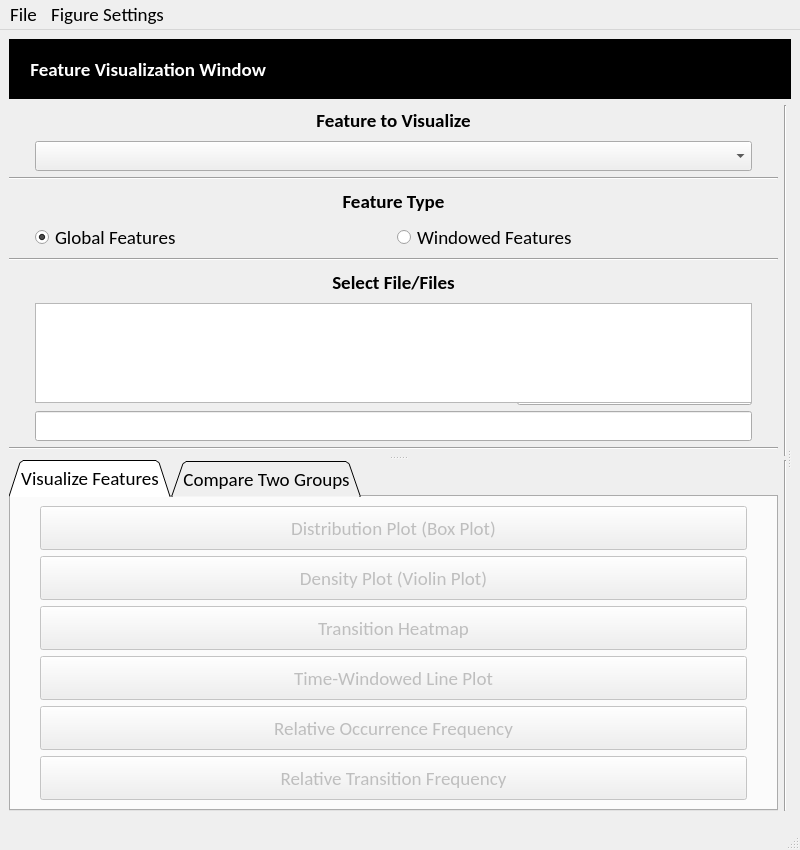
The window that EEG_COMET/ui/FeatureVisualizationWindow.ui (eeg-comet/eeg-comet) describes before a commit, drawn with Qt 5.
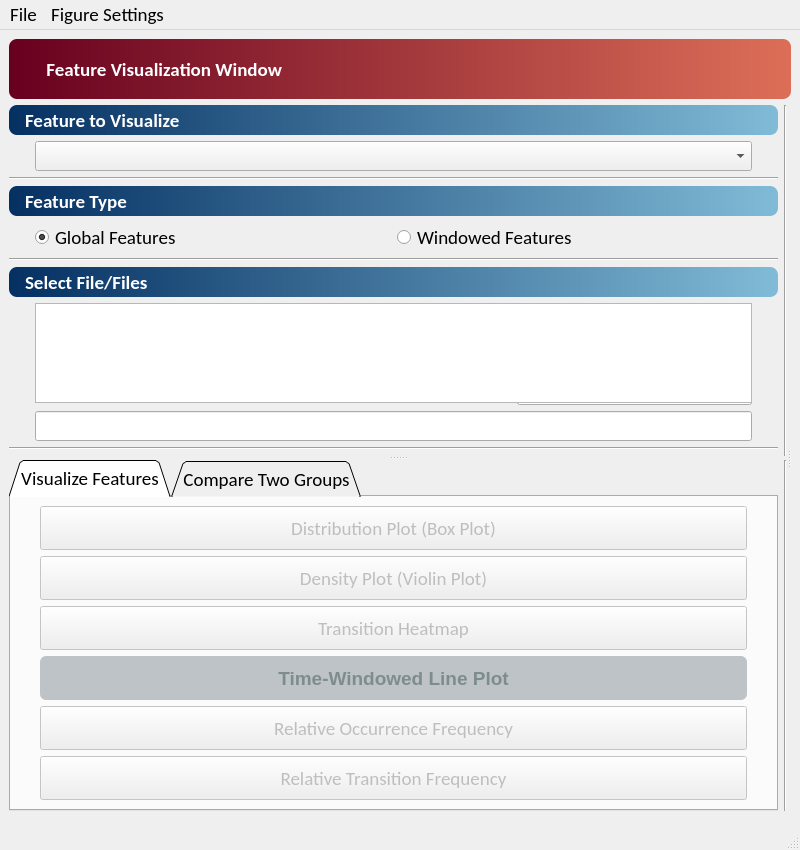
The same window after the commit.

Patch:
```diff
--- a/EEG_COMET/ui/FeatureVisualizationWindow.ui
+++ b/EEG_COMET/ui/FeatureVisualizationWindow.ui
@@ -55,13 +55,14 @@
       </property>
       <property name="font">
        <font>
+        <family>Calibri</family>
+        <pointsize>14</pointsize>
         <weight>75</weight>
         <bold>true</bold>
        </font>
       </property>
       <property name="styleSheet">
-       <string notr="true">color: rgb(255, 255, 255);
-background-color: rgb(0, 0, 0);</string>
+       <string notr="true">color: white; background: qlineargradient(x1:0, y1:0, x2:1, y2:0, stop:0 #67001F, stop:1 #DD6F58); border-radius: 8px; padding-left: 12px;</string>
       </property>
       <property name="text">
        <string>     Feature Visualization Window</string>
@@ -245,11 +246,14 @@
              <bold>true</bold>
             </font>
            </property>
+           <property name="styleSheet">
+            <string notr="true">color: white; background: qlineargradient(x1:0, y1:0, x2:1, y2:0, stop:0 #053062, stop:1 #80BBD7); border-radius: 8px; padding-left: 12px;</string>
+           </property>
            <property name="text">
             <string>Select File/Files</string>
            </property>
            <property name="alignment">
-            <set>Qt::AlignCenter</set>
+            <set>Qt::AlignLeading|Qt::AlignLeft|Qt::AlignVCenter</set>
            </property>
           </widget>
          </item>
@@ -329,11 +333,14 @@
              <bold>true</bold>
             </font>
            </property>
+           <property name="styleSheet">
+            <string notr="true">color: white; background: qlineargradient(x1:0, y1:0, x2:1, y2:0, stop:0 #053062, stop:1 #80BBD7); border-radius: 8px; padding-left: 12px;</string>
+           </property>
            <property name="text">
             <string>Feature Type</string>
            </property>
            <property name="alignment">
-            <set>Qt::AlignCenter</set>
+            <set>Qt::AlignLeading|Qt::AlignLeft|Qt::AlignVCenter</set>
            </property>
           </widget>
          </item>
@@ -446,11 +453,14 @@
              <bold>true</bold>
             </font>
            </property>
+           <property name="styleSheet">
+            <string notr="true">color: white; background: qlineargradient(x1:0, y1:0, x2:1, y2:0, stop:0 #053062, stop:1 #80BBD7); border-radius: 8px; padding-left: 12px;</string>
+           </property>
            <property name="text">
             <string>Feature to Visualize</string>
            </property>
            <property name="alignment">
-            <set>Qt::AlignCenter</set>
+            <set>Qt::AlignLeading|Qt::AlignLeft|Qt::AlignVCenter</set>
            </property>
           </widget>
          </item>
@@ -574,9 +584,36 @@
                  <height>60</height>
                 </size>
                </property>
+               <property name="font">
+                <font>
+                 <pointsize>14</pointsize>
+                 <weight>75</weight>
+                 <bold>true</bold>
+                </font>
+               </property>
                <property name="cursor">
                 <cursorShape>PointingHandCursor</cursorShape>
                </property>
+               <property name="styleSheet">
+                <string notr="true">QPushButton {
+    background-color: qlineargradient(x1:0, y1:0, x2:0, y2:1, stop:0 #4a90d9, stop:1 #357abd);
+    color: white;
+    border: none;
+    border-radius: 6px;
+    padding: 8px 16px;
+    font-weight: bold;
+}
+QPushButton:hover {
+    background-color: qlineargradient(x1:0, y1:0, x2:0, y2:1, stop:0 #5a9fe9, stop:1 #4589cd);
+}
+QPushButton:pressed {
+    background-color: #2a5a8d;
+}
+QPushButton:disabled {
+    background-color: #bdc3c7;
+    color: #7f8c8d;
+}</string>
+               </property>
                <property name="text">
                 <string>Time-Windowed Line Plot</string>
                </property>
```
